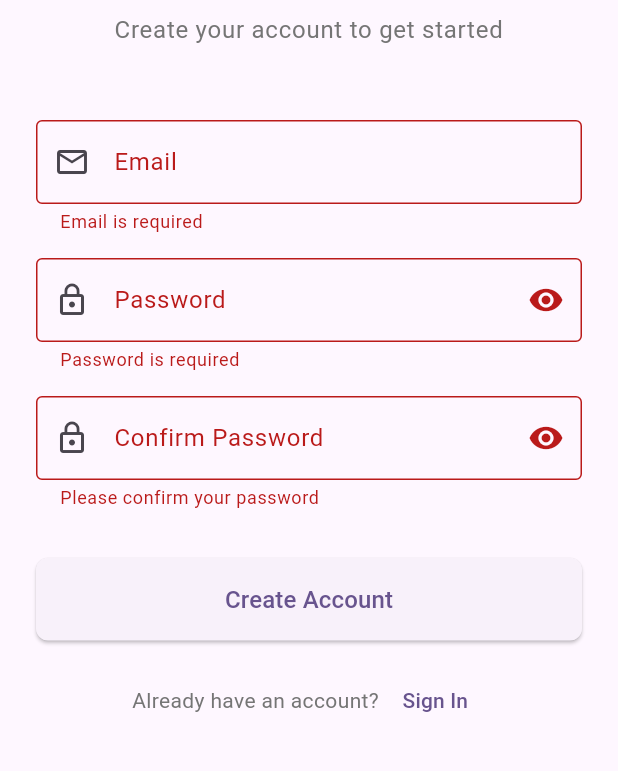
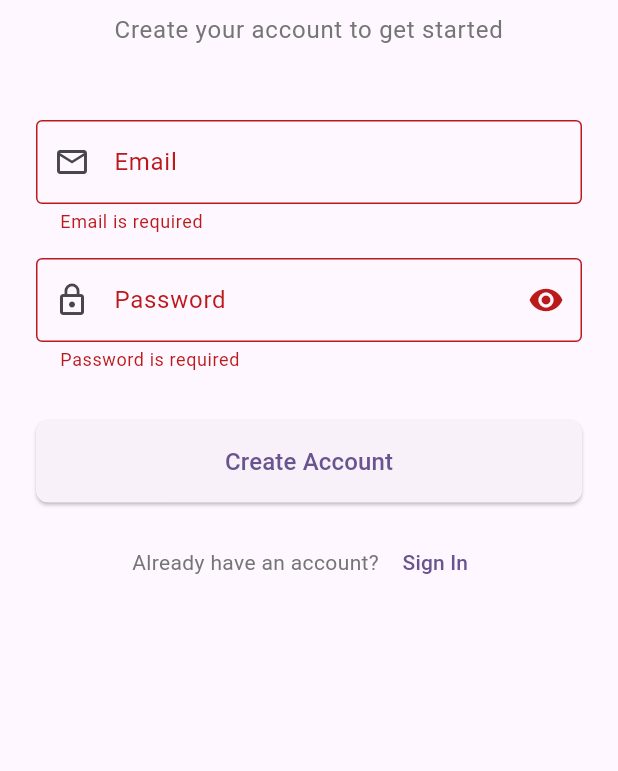
Before and after one commit to Virenvkj/todoeasy, a Flutter app: the RegistrationScreen screen opened directly, after a tap on "Create Account", on a phone screen of 412 x 824 dp, the part 222-993 px from its top. Run offline on Flutter 3.47's test engine with Material 3 defaults, Android fonts, the phone set to English and light mode, and no system bars; our stand-ins replace firebase_core; accounts and stored records are empty.

Commit message:
feat: update registration screen

```diff
--- a/lib/presentation/authentication/registration_screen.dart
+++ b/lib/presentation/authentication/registration_screen.dart
@@ -11,16 +11,13 @@ class _RegistrationScreenState extends State<RegistrationScreen> {
   final _formKey = GlobalKey<FormState>();
   final _emailController = TextEditingController();
   final _passwordController = TextEditingController();
-  final _confirmPasswordController = TextEditingController();
   bool _isPasswordVisible = false;
-  bool _isConfirmPasswordVisible = false;
   bool _isLoading = false;
 
   @override
   void dispose() {
     _emailController.dispose();
     _passwordController.dispose();
-    _confirmPasswordController.dispose();
     super.dispose();
   }
 
@@ -39,19 +36,13 @@ class _RegistrationScreenState extends State<RegistrationScreen> {
     if (value == null || value.isEmpty) {
       return 'Password is required';
     }
-    if (value.length < 6) {
-      return 'Password must be at least 6 characters long';
+    final passwordRegex =
+        RegExp(r'^(?=.*[A-Z])(?=.*[!@#$%^&*(),.?":{}|<>]).{6,}$');
+
+    if (!passwordRegex.hasMatch(value)) {
+      return 'Password is invalid';
     }
-    return null;
-  }
 
-  String? _validateConfirmPassword(String? value) {
-    if (value == null || value.isEmpty) {
-      return 'Please confirm your password';
-    }
-    if (value != _passwordController.text) {
-      return 'Passwords do not match';
-    }
     return null;
   }
 
@@ -163,35 +154,6 @@ class _RegistrationScreenState extends State<RegistrationScreen> {
                   ),
                 ),
 
-                const SizedBox(height: 16),
-
-                // Confirm password field
-                TextFormField(
-                  controller: _confirmPasswordController,
-                  obscureText: !_isConfirmPasswordVisible,
-                  textInputAction: TextInputAction.done,
-                  validator: _validateConfirmPassword,
-                  decoration: InputDecoration(
-                    labelText: 'Confirm Password',
-                    hintText: 'Confirm your password',
-                    prefixIcon: const Icon(Icons.lock_outline),
-                    suffixIcon: IconButton(
-                      icon: Icon(
-                        _isConfirmPasswordVisible
-                            ? Icons.visibility_off
-                            : Icons.visibility,
-                      ),
-                      onPressed: () {
-                        setState(() {
-                          _isConfirmPasswordVisible =
-                              !_isConfirmPasswordVisible;
-                        });
-                      },
-                    ),
-                    border: const OutlineInputBorder(),
-                  ),
-                ),
-
                 const SizedBox(height: 32),
 
                 // Register button
--- a/pubspec.yaml
+++ b/pubspec.yaml
@@ -36,6 +36,7 @@ dependencies:
   # Use with the CupertinoIcons class for iOS style icons.
   cupertino_icons: ^1.0.6
   firebase_core: ^3.4.0
+  firebase_auth: ^5.2.0
 
 dev_dependencies:
   flutter_test:
```
Also changed, not shown: 10 other files.
